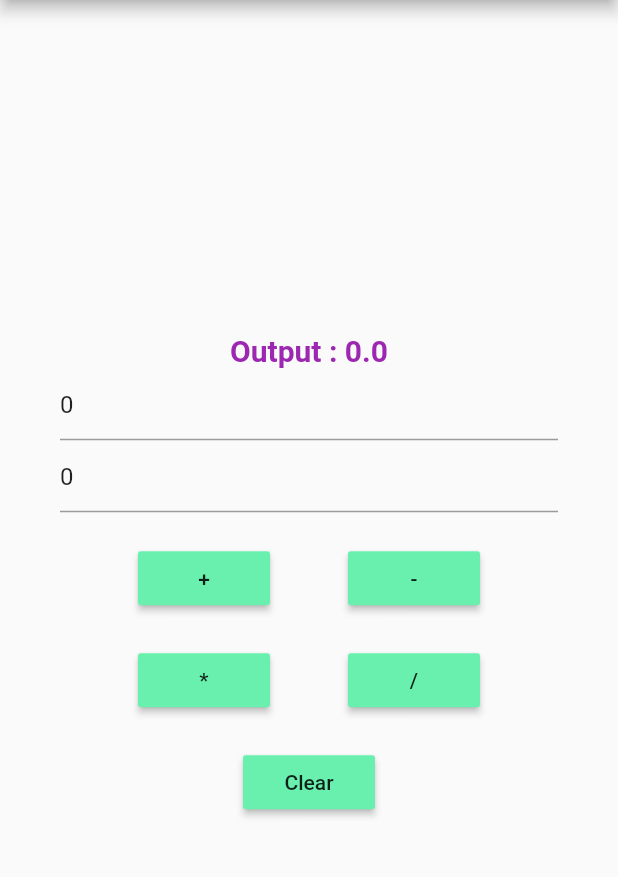
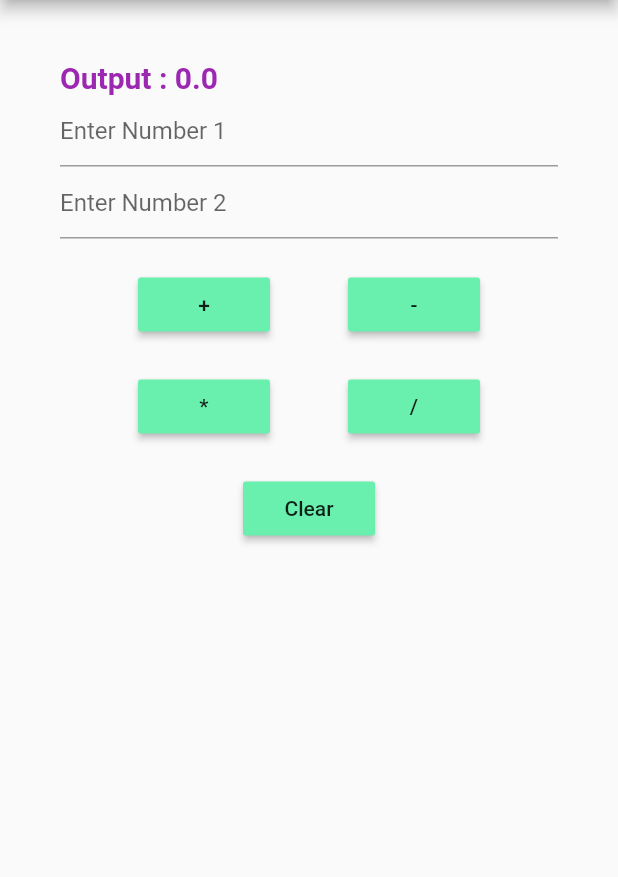
Before and after one commit to Deepinder1/mtech_calculator, a Flutter app: the screen it shows after launch, after a tap on "Clear", on a phone screen of 412 x 824 dp, the part 84-961 px from its top. Run offline on Flutter 3.47's test engine with Material 2 defaults, Android fonts, the phone set to English and light mode, and no system bars.

Commit message:
code changes

```diff
--- a/lib/home_page.dart
+++ b/lib/home_page.dart
@@ -47,8 +47,8 @@ class HomePageState extends State<HomePage> {
     setState(() {
       num1 = 0;
       num2 = 0;
-      t1.text = '0';
-      t2.text = '0';
+      t1.clear();
+      t2.clear();
     });
   }
 
@@ -61,8 +61,7 @@ class HomePageState extends State<HomePage> {
       ),
       body: new Container(
         padding: EdgeInsets.all(40.0),
-        child: Column(
-          mainAxisAlignment: MainAxisAlignment.center,
+        child: ListView(
           children: <Widget>[
             new Text(
               'Output : ${result.toString()}',
@@ -90,7 +89,9 @@ class HomePageState extends State<HomePage> {
               children: <Widget>[
                 new MaterialButton(
                   child: new Text('+'),
-                  onPressed: doAddition,
+                  onPressed: () {
+                    doAddition();
+                  },
                   color: Colors.greenAccent,
                 ),
                 new MaterialButton(
--- a/lib/main.dart
+++ b/lib/main.dart
@@ -9,7 +9,10 @@ class MyApp extends StatelessWidget {
   Widget build(BuildContext context) {
     return MaterialApp(
       title: 'Calculator App',
-      theme: new ThemeData(primarySwatch: Colors.red),
+      theme: new ThemeData(
+          primarySwatch: Colors.red,
+          primaryColor: Colors.red,
+          accentColor: Colors.red),
       home: new HomePage(),
     );
   }
```
